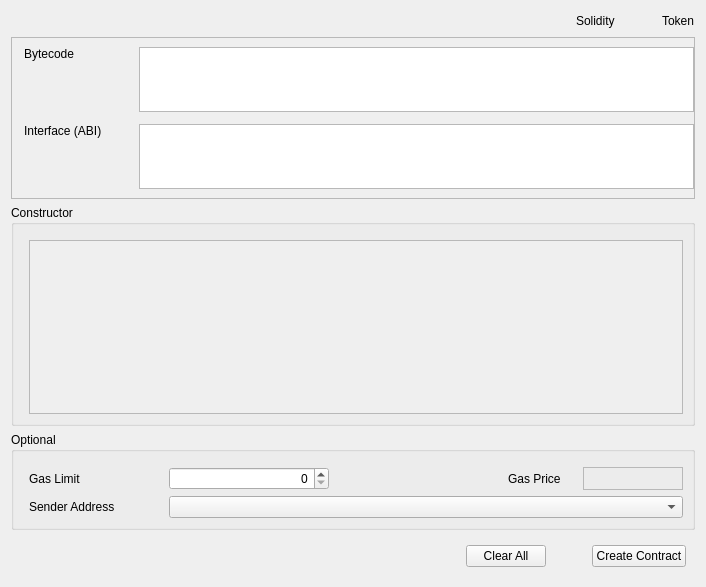
Above: src/qt/forms/createcontract.ui from Hydra-Chain/node before the change. Below: the same form after it.
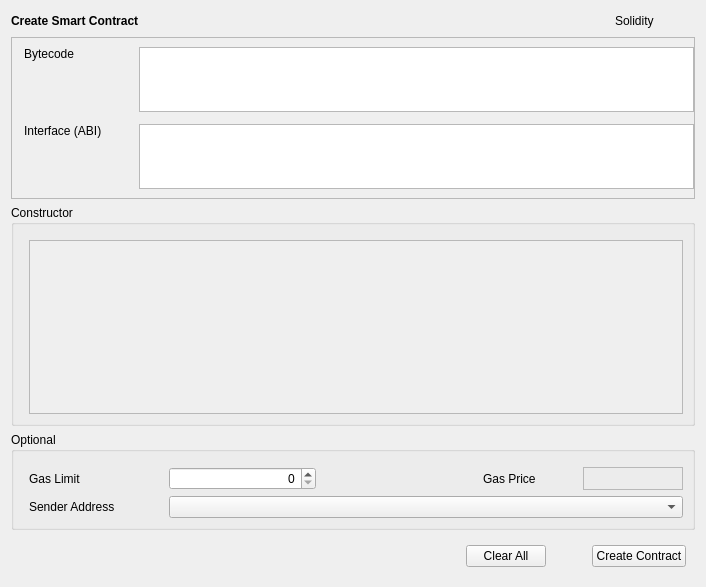
That is the form after the change. Custom widgets are drawn as their Qt base class.

Patch:
```diff
--- a/src/qt/forms/createcontract.ui
+++ b/src/qt/forms/createcontract.ui
@@ -44,7 +44,7 @@
             </font>
            </property>
            <property name="text">
-            <string/>
+            <string>Create Smart Contract</string>
            </property>
           </widget>
          </item>
@@ -74,13 +74,6 @@
            </property>
           </widget>
          </item>
-         <item>
-          <widget class="QLabel" name="labelToken">
-           <property name="text">
-            <string>Token</string>
-           </property>
-          </widget>
-         </item>
         </layout>
        </item>
        <item>
@@ -320,16 +313,10 @@
             </property>
             <property name="minimumSize">
              <size>
-              <width>65</width>
+              <width>90</width>
               <height>0</height>
              </size>
             </property>
-            <property name="maximumSize">
-             <size>
-              <width>60</width>
-              <height>16777215</height>
-             </size>
-            </property>
             <property name="text">
              <string>Gas Price</string>
             </property>
```
Left out of the diff: 6 changed lines with no effect on the pictures.
